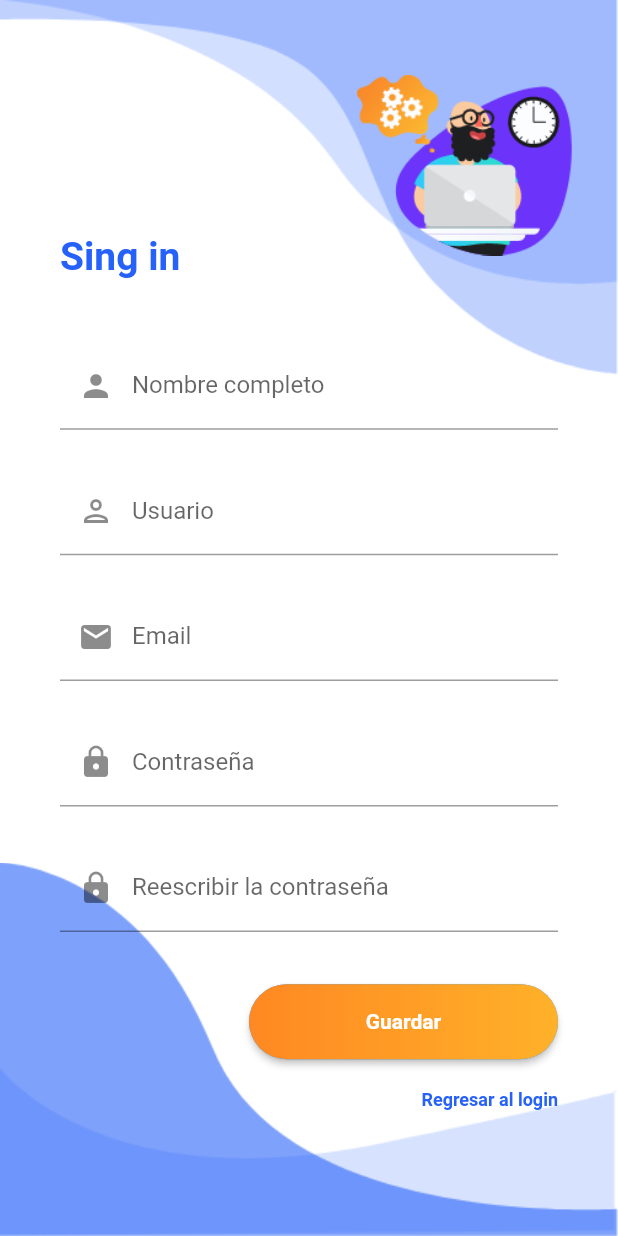
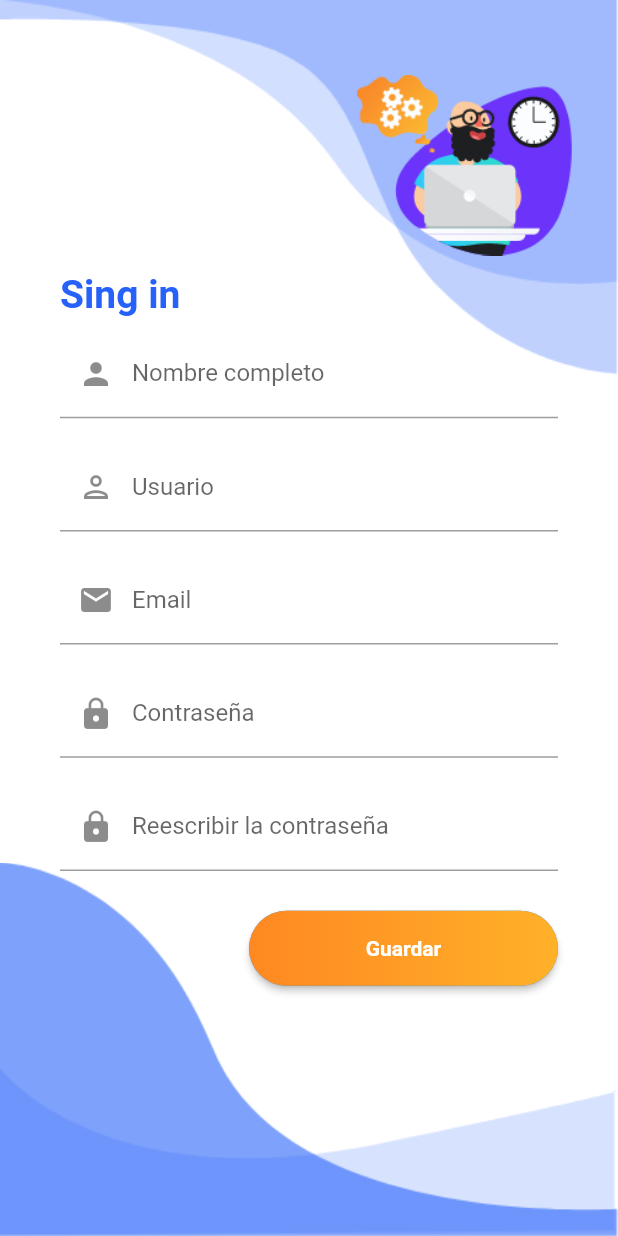
Before and after one commit to mikeacb/mobdevex, a Flutter app: the RegisterPage screen opened directly, on a phone screen of 412 x 824 dp. Run offline on Flutter 3.47's test engine with Material 2 defaults, Android fonts, the phone set to English and light mode, and no system bars; our stand-ins replace shared_preferences; missing offline and left inert: encrypt, fzregex; accounts and stored records are empty.

Commit message:
Terminados los detalles faltantes de la aplicación

```diff
--- a/examenu2/lib/pages/main.dart
+++ b/examenu2/lib/pages/main.dart
@@ -7,7 +7,6 @@ void main() {
       statusBarColor: Colors.transparent,
       systemNavigationBarColor: Colors.transparent));
   runApp(MaterialApp(
-    title: "First Flutter App",
     home: LoginPage(),
     debugShowCheckedModeBanner: false,
     theme: ThemeData(
--- a/examenu2/lib/pages/register_page.dart
+++ b/examenu2/lib/pages/register_page.dart
@@ -7,20 +7,13 @@ import 'package:examenu2/pages/login_page.dart';
 import 'package:fzregex/utils/pattern.dart';
 import 'package:shared_preferences/shared_preferences.dart';
 
+//Encriptación y Desencriptación de la contraseña (o cualquier otro texto)
 _encryptPass(String pass) async {
   final plainText = pass;
   final key = encrypt.Key.fromLength(32);
   final iv = encrypt.IV.fromLength(8);
   final encrypter = encrypt.Encrypter(encrypt.Salsa20(key));
-
   final encrypted = encrypter.encrypt(plainText, iv: iv);
-  final decrypted = encrypter.decrypt(encrypted, iv: iv);
-  print("Encriptación del Registro");
-  print("Desencriptada");
-  print(decrypted); // Lorem ipsum dolor sit amet, consectetur adipiscing elit
-  print("Encriptada");
-  print(encrypted
-      .base64); // CR+IAWBEx3sA/dLkkFM/orYr9KftrGa7lIFSAAmVPbKIOLDOzGwEi9ohstDBqDLIaXMEeulwXQ==
   final SharedPreferences prefs = await SharedPreferences.getInstance();
   prefs.setString('encrypt', encrypted.toString());
 }
@@ -28,6 +21,7 @@ _encryptPass(String pass) async {
 // ignore: must_be_immutable
 class RegisterPage extends StatelessWidget {
   //_ quiere decir que es privada
+  //Variables privadas
   String _name = "";
   String _user = "";
   String _pass = "";
@@ -38,6 +32,7 @@ class RegisterPage extends StatelessWidget {
 
   RegisterPage({Key? key}) : super(key: key);
 
+  //Guardar los datos del registro para que se puedan acceder desde donde sea
   _setState() async {
     final SharedPreferences prefs = await SharedPreferences.getInstance();
     prefs.setString('nombre', _name);
@@ -58,7 +53,7 @@ class RegisterPage extends StatelessWidget {
         mainAxisAlignment: MainAxisAlignment.center,
         children: [
           SizedBox(
-            height: size.height * 0.10,
+            height: size.height * 0.03,
           ),
           Container(
             alignment: Alignment.centerLeft,
@@ -73,7 +68,7 @@ class RegisterPage extends StatelessWidget {
             ),
           ),
           SizedBox(
-            height: size.height * 0.05,
+            height: size.height * 0.01,
           ),
           //Nombre
           Container(
@@ -89,7 +84,7 @@ class RegisterPage extends StatelessWidget {
             ),
           ),
           SizedBox(
-            height: size.height * 0.03,
+            height: size.height * 0.02,
           ),
           //Usuario
           Container(
@@ -105,7 +100,7 @@ class RegisterPage extends StatelessWidget {
             ),
           ),
           SizedBox(
-            height: size.height * 0.03,
+            height: size.height * 0.02,
           ),
           //Email
           Container(
@@ -120,7 +115,7 @@ class RegisterPage extends StatelessWidget {
             ),
           ),
           SizedBox(
-            height: size.height * 0.03,
+            height: size.height * 0.02,
           ),
           //Contraseña
           Container(
@@ -137,7 +132,7 @@ class RegisterPage extends StatelessWidget {
             ),
           ),
           SizedBox(
-            height: size.height * 0.03,
+            height: size.height * 0.02,
           ),
           //Verificar la contraseña
           Container(
@@ -180,7 +175,7 @@ class RegisterPage extends StatelessWidget {
             ),
           ),
           SizedBox(
-            height: size.height * 0.03,
+            height: size.height * 0.02,
           ),
           //Botón de guardar
           Container(
@@ -276,24 +271,6 @@ class RegisterPage extends StatelessWidget {
               ),
             ),
           ),
-          Container(
-            alignment: Alignment.centerRight,
-            margin: EdgeInsets.symmetric(horizontal: 40, vertical: 10),
-            child: GestureDetector(
-              onTap: () {
-                print("Click en guardar");
-                Navigator.pop(context);
-                //Navigator.push(context, MaterialPageRoute(builder: (context) => LoginPage()));
-              },
-              child: Text(
-                "Regresar al login",
-                style: TextStyle(
-                    fontSize: 12,
-                    fontWeight: FontWeight.bold,
-                    color: Color(0xFF2661FA)),
-              ),
-            ),
-          )
         ],
       ),
     )));
```
Also changed, not shown: examenu2/lib/pages/login_page.dart (+9 -8 lines).
